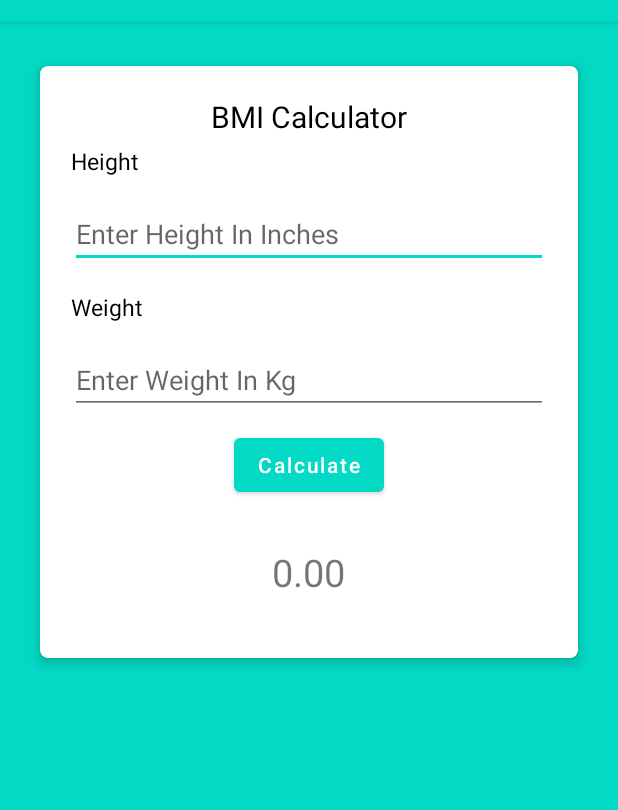
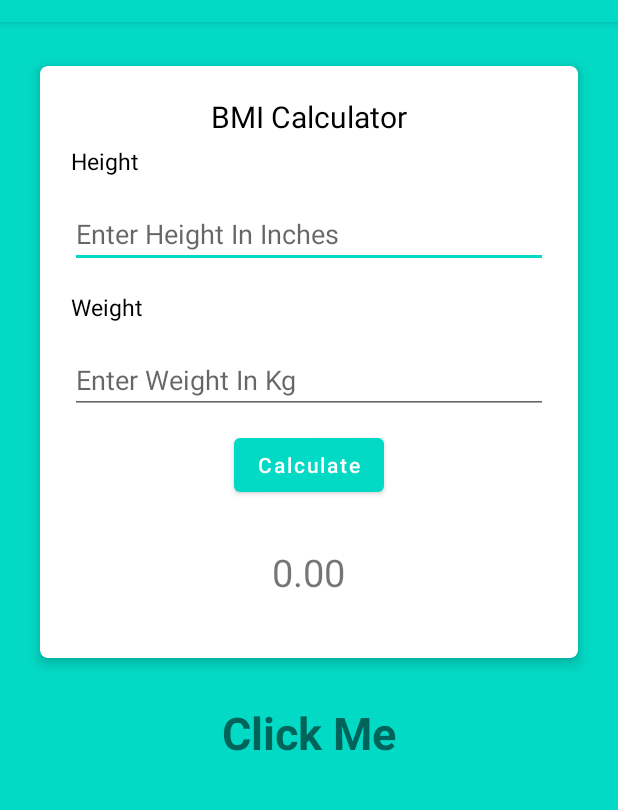
Before and after one commit to vineetha-batchu/covid19-prediction, an Android app: the BmiActivity screen opened directly, with no data from a screen before it, on a phone screen of 412 x 824 dp, the part 62-872 px from its top. Run offline under Robolectric (Android 15) with nearby library versions, the phone set to English and light mode, and no system bars.

Commit message:
youtube link work is in progress for diet chart

```diff
--- a/app/src/main/java/com/example/group2_project/BmiActivity.java
+++ b/app/src/main/java/com/example/group2_project/BmiActivity.java
@@ -1,6 +1,8 @@
 package com.example.group2_project;
 
 import android.app.Activity;
+import android.content.Intent;
+import android.net.Uri;
 import android.os.Bundle;
 import android.view.View;
 import android.view.inputmethod.InputMethodManager;
@@ -16,7 +18,7 @@ public class BmiActivity extends AppCompatActivity {
 
     EditText height,weight;
     Button calculateBtn;
-    TextView bmiTV;
+    TextView bmiTV, youtubeTv;
     @Override
     protected void onCreate(Bundle savedInstanceState) {
         super.onCreate(savedInstanceState);
@@ -25,6 +27,7 @@ public class BmiActivity extends AppCompatActivity {
         weight = findViewById(R.id.etWeight);
         calculateBtn = findViewById(R.id.btnCalculate);
         bmiTV = findViewById(R.id.tvResult);
+        youtubeTv = findViewById(R.id.tv_youtube);
         calculateBtn.setOnClickListener(v -> {
             if (!height.getText().toString().isEmpty() && !weight.getText().toString().isEmpty())
             {
@@ -38,9 +41,9 @@ public class BmiActivity extends AppCompatActivity {
             }
         });
 
-
-
-
+        youtubeTv.setOnClickListener(v -> {
+            openYouTube();
+        });
     }
     private void calculateBMI()
     {
@@ -64,5 +67,10 @@ public class BmiActivity extends AppCompatActivity {
         imm.hideSoftInputFromWindow(view.getWindowToken(), 0);
     }
 
-
+    public void openYouTube() {
+        Intent intent = new Intent(Intent.ACTION_VIEW, Uri.parse("https://www.euro.who.int/en/health-topics/health-emergencies/coronavirus-covid-19/publications-and-technical-guidance/food-and-nutrition-tips-during-self-quarantine"));
+        intent.addFlags(Intent.FLAG_ACTIVITY_NEW_TASK);
+        intent.setPackage("com.google.android.youtube");
+        startActivity(intent);
+    }
 }
--- a/app/src/main/res/layout/activity_bmi.xml
+++ b/app/src/main/res/layout/activity_bmi.xml
@@ -95,5 +95,14 @@
 
     </androidx.cardview.widget.CardView>
 
+    <TextView
+        android:id="@+id/tv_youtube"
+        android:layout_width="wrap_content"
+        android:layout_height="wrap_content"
+        android:text="Click Me"
+        android:layout_gravity="center_horizontal"
+        android:gravity="bottom"
+        android:textStyle="bold"
+        android:textSize="30sp"/>
 
 </LinearLayout>
```
